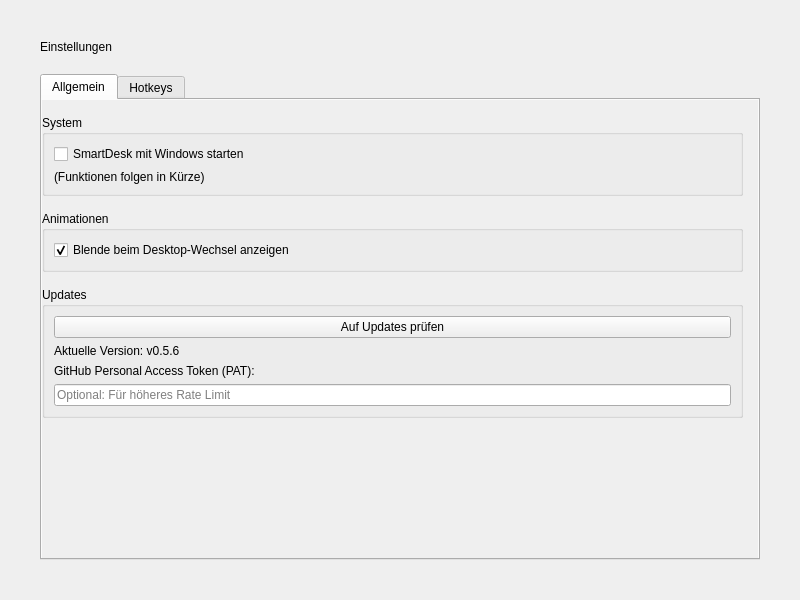
First picture: the form in src/smartdesk/ui/gui/pages/ui/settings_page.ui, repository Neongrau23/SmartDesk, before the edit.
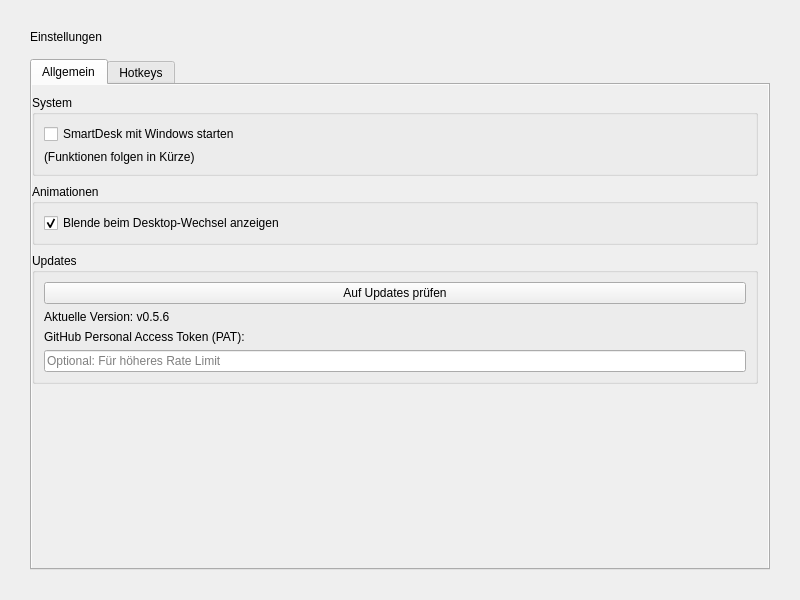
Second picture: the form after the edit.

Commit message: style(ui): Overview-Design verfeinert, Control Panel optimiert und Einstellungen kompakter gestaltet

Patch:
```diff
--- a/src/smartdesk/ui/gui/pages/ui/settings_page.ui
+++ b/src/smartdesk/ui/gui/pages/ui/settings_page.ui
@@ -12,19 +12,19 @@
     </property>
     <layout class="QVBoxLayout" name="verticalLayout">
       <property name="spacing">
-        <number>20</number>
+        <number>15</number>
       </property>
       <property name="leftMargin">
-        <number>40</number>
+        <number>30</number>
       </property>
       <property name="topMargin">
-        <number>40</number>
+        <number>30</number>
       </property>
       <property name="rightMargin">
-        <number>40</number>
+        <number>30</number>
       </property>
       <property name="bottomMargin">
-        <number>40</number>
+        <number>30</number>
       </property>
 
       <!-- Titel (Fixiert) -->
@@ -86,19 +86,19 @@
                     <!-- Dieses Layout wird vom Code gesucht (verticalLayout_general) -->
                     <layout class="QVBoxLayout" name="verticalLayout_general">
                       <property name="spacing">
-                        <number>15</number>
+                        <number>8</number>
                       </property>
                       <property name="leftMargin">
                         <number>0</number>
                       </property>
                       <property name="topMargin">
-                        <number>15</number>
+                        <number>10</number>
                       </property>
                       <property name="rightMargin">
-                        <number>15</number>
+                        <number>10</number>
                       </property>
                       <property name="bottomMargin">
-                        <number>15</number>
+                        <number>10</number>
                       </property>
 
                       <item>
```
The commit also changes 3 other files.
